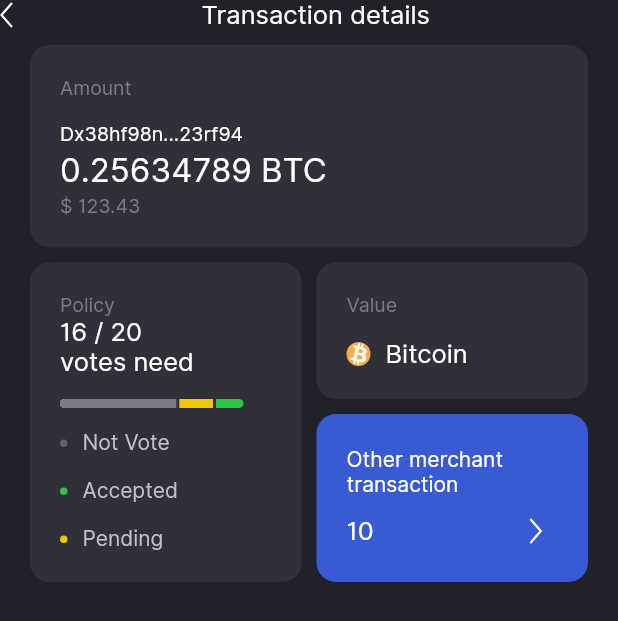
After one commit to CryptonStudio/cryptokeeper-mobile-app, a Flutter app: the screen it shows after launch, on a phone screen of 412 x 824 dp. The commit adds this screen. Shown: the top 621 px of the screen. Run offline on Flutter 3.47's test engine with Material 2 defaults, Android fonts, the phone set to English and light mode, and no system bars; our stand-ins replace flutter_svg.

Commit message:
transactions details page added

```diff
--- a/lib/UI/PIN_code_page/PIN_code_page.dart
+++ b/lib/UI/PIN_code_page/PIN_code_page.dart
@@ -12,7 +12,7 @@ class _PinCodePageState extends State<PinCodePage> {
   Widget build(BuildContext context) {
     return Scaffold(
       body: Column(
-        mainAxisAlignment: MainAxisAlignment.end ,
+        mainAxisAlignment: MainAxisAlignment.end,
         children: [
           SvgPicture.asset(
             "assets/svg/promo.svg",
@@ -21,9 +21,9 @@ class _PinCodePageState extends State<PinCodePage> {
             child: Column(
               children: [
                 Padding(
-                  padding: const EdgeInsets.only(top: 24,bottom: 24),
+                  padding: const EdgeInsets.only(top: 24, bottom: 24),
                   child: Text(
-                    "Enter PIN code",
+                    LangKeys.enter_pin_code,
                     style: TextStyle(
                       fontSize: 16,
                       color: Color(0xFF9D9DA6),
@@ -35,10 +35,8 @@ class _PinCodePageState extends State<PinCodePage> {
                   child: Row(
                     mainAxisAlignment: MainAxisAlignment.center,
                     children: [
-                      dot(),
-                      dot(),
-                      dot(),
-                      dot(),
+                      for (int i = 0; i < PIN_CODE_LENGTH; i++)
+                          dot(),
                     ],
                   ),
                 )
@@ -114,9 +112,23 @@ Widget dot() {
       width: 10,
       height: 10,
       decoration: BoxDecoration(
-          color: CustomColors.buttonBackGroundColor,
-          shape: BoxShape.circle,
-          border: Border.all(width: 1, color: Color(0xFF052B43))),
+        color: CustomColors.buttonBackGroundColor,
+        shape: BoxShape.circle,
+      ),
+    ),
+  );
+}
+
+Widget emptyDot() {
+  return Padding(
+    padding: const EdgeInsets.all(5.0),
+    child: Container(
+      width: 10,
+      height: 10,
+      decoration: BoxDecoration(
+        color: CustomColors.disabledButtonBackGroundColor,
+        shape: BoxShape.circle,
+      ),
     ),
   );
 }
--- a/lib/UI/accepted_page/accepted_page.dart
+++ b/lib/UI/accepted_page/accepted_page.dart
@@ -12,8 +12,7 @@ class _AcceptedPageState extends State<AcceptedPage> {
   Widget build(BuildContext context) {
     AcceptedResponse response = new AcceptedResponse(true, "21B1280F...E8AE6",
         "0.25634789 BTC", "1 week ago (Nov 26, 2020, 4:13 PM)");
-    return SingleChildScrollView(
-      child: Column(
+    return ListView(
       children: [
         AcceptedBox(
           response: response,
@@ -35,7 +34,6 @@ class _AcceptedPageState extends State<AcceptedPage> {
           response: response,
         )
       ],
-      ),
     );
   }
 }
--- a/lib/UI/all_page/all_page.dart
+++ b/lib/UI/all_page/all_page.dart
@@ -2,7 +2,6 @@ import 'package:ck_login/response_models/home_response.dart';
 import 'package:flutter/material.dart';
 
 import '../../constants.dart';
-
 
 class AllPage extends StatefulWidget {
   @override
@@ -10,10 +9,18 @@ class AllPage extends StatefulWidget {
 }
 
 class _AllPageState extends State<AllPage> {
+  // List<HomeResponse> responsesList = [
+  //   HomeResponse("RB3A5YQN45YHS45NY4S6UY", "0.25634789 BTC", "124.34"),
+  //   HomeResponse("RB3A5YQN45YHS45NY4S6UY", "0.25634789 BTC", "124.34"),
+  //   HomeResponse("RB3A5YQN45YHS45NY4S6UY", "0.25634789 BTC", "124.34"),
+  //   HomeResponse("RB3A5YQN45YHS45NY4S6UY", "0.25634789 BTC", "124.34"),
+  //   HomeResponse("RB3A5YQN45YHS45NY4S6UY", "0.25634789 BTC", "124.34"),
+  //   HomeResponse("RB3A5YQN45YHS45NY4S6UY", "0.25634789 BTC", "124.34")
+  // ];
+
   @override
   Widget build(BuildContext context) {
-    return SingleChildScrollView(
-      child: Column(
+    return ListView(
       children: [
         box(
           HomeResponse("RB3A5YQN45YHS45NY4S6UY", "0.25634789 BTC", "124.34"),
@@ -46,7 +53,6 @@ class _AllPageState extends State<AllPage> {
           HomeResponse("RB3A5YQN45YHS45NY4S6UY", "0.25634789 BTC", "124.34"),
         ),
       ],
-      ),
     );
   }
 
--- a/lib/UI/declined_page/declined_page.dart
+++ b/lib/UI/declined_page/declined_page.dart
@@ -12,8 +12,7 @@ class _DecLinedPageState extends State<DecLinedPage> {
   Widget build(BuildContext context) {
     AcceptedResponse response = new AcceptedResponse(false, "21B1280F...E8AE6",
         "0.25634789 BTC", "1 week ago (Nov 26, 2020, 4:13 PM)");
-    return SingleChildScrollView(
-      child: Column(
+    return ListView(
       children: [
         AcceptedBox(
           response: response,
@@ -35,7 +34,6 @@ class _DecLinedPageState extends State<DecLinedPage> {
           response: response,
         )
       ],
-      ),
     );
   }
 }
--- a/lib/UI/settings_page/settings_page.dart
+++ b/lib/UI/settings_page/settings_page.dart
@@ -64,7 +64,7 @@ class _SettingsPageState extends State<SettingsPage> {
                         alignment: Alignment.centerRight,
                         child: Padding(
                           padding: const EdgeInsets.only(right: 30),
-                          child: SvgPicture.asset("assets/svg/arrow.svg"),
+                          child: SvgPicture.asset("assets/svg/arrow_right.svg"),
                         ),
                       ),
                     ),
@@ -101,7 +101,7 @@ class _SettingsPageState extends State<SettingsPage> {
                         child: Padding(
                           padding: const EdgeInsets.only(right: 10),
                           child: SvgPicture.asset(
-                            "assets/svg/arrow.svg",
+                            "assets/svg/arrow_right.svg",
                             color: Color(0xFF3F3F4B),
                           ),
                         ),
@@ -177,7 +177,7 @@ class _SettingsPageState extends State<SettingsPage> {
                         child: Padding(
                           padding: const EdgeInsets.only(right: 10),
                           child: SvgPicture.asset(
-                            "assets/svg/arrow.svg",
+                            "assets/svg/arrow_right.svg",
                             color: Color(0xFF3F3F4B),
                           ),
                         ),
--- /dev/null
+++ b/lib/UI/transaction_details_page/transaction_details_page.dart
@@ -0,0 +1,322 @@
+import 'package:ck_login/constants.dart';
+import 'package:flutter/material.dart';
+import 'package:flutter_svg/flutter_svg.dart';
+
+class TransactionDetails extends StatelessWidget {
+  // final TransactionsDetailsResponse response;
+  //
+  // const TransactionDetails({Key key, this.response}) : super(key: key);
+
+  @override
+  Widget build(BuildContext context) {
+    var padding = const EdgeInsets.only(left: 20, right: 20, top: 10);
+    return Scaffold(
+      body: SingleChildScrollView(
+        child: Column(
+          children: [
+            Row(
+              mainAxisAlignment: MainAxisAlignment.start,
+              children: [
+                Align(
+                    alignment: Alignment.centerLeft,
+                    child: SvgPicture.asset("assets/svg/arrow_left.svg")),
+                Expanded(
+                  child: Align(
+                    alignment: Alignment.center,
+                    child: Text(
+                      "Transaction details",
+                      style: TextStyle(color: CustomColors.white, fontSize: 17),
+                    ),
+                  ),
+                ),
+              ],
+            ),
+            Padding(
+              padding: const EdgeInsets.symmetric(horizontal: 20, vertical: 10),
+              child: Container(
+                width: double.infinity,
+                decoration: BoxDecoration(
+                  color: Color(0xFF30303A),
+                  borderRadius: BorderRadius.circular(13),
+                ),
+                child: Padding(
+                  padding: const EdgeInsets.only(left: 20),
+                  child: Column(
+                    crossAxisAlignment: CrossAxisAlignment.start,
+                    children: [
+                      Padding(
+                        padding: const EdgeInsets.only(top: 20),
+                        child: Text(
+                          "Amount",
+                          style: TextStyle(
+                              color: CustomColors.disabledTextColor,
+                              fontSize: 13),
+                        ),
+                      ),
+                      Padding(
+                        padding: const EdgeInsets.only(top: 15),
+                        child: Text(
+                          "Dx38hf98n...23rf94",
+                          style: TextStyle(
+                              color: CustomColors.white, fontSize: 13),
+                        ),
+                      ),
+                      Padding(
+                        padding: const EdgeInsets.only(top: 3),
+                        child: Text(
+                          "0.25634789 BTC",
+                          style: TextStyle(
+                            fontSize: 22,
+                            color: CustomColors.white,
+                          ),
+                        ),
+                      ),
+                      Padding(
+                        padding: const EdgeInsets.only(bottom: 20, top: 3),
+                        child: Text(
+                          "\$ 123.43",
+                          style: TextStyle(
+                            fontSize: 13,
+                            color: CustomColors.disabledTextColor,
+                          ),
+                        ),
+                      ),
+                    ],
+                  ),
+                ),
+              ),
+            ),
+            Padding(
+              padding: const EdgeInsets.symmetric(horizontal: 20),
+              child: Row(
+                children: [
+                  Expanded(
+                    child: Container(
+                      decoration: BoxDecoration(
+                        color: Color(0xFF30303A),
+                        borderRadius: BorderRadius.circular(13),
+                      ),
+                      child: Padding(
+                        padding: const EdgeInsets.only(left: 20, top: 20),
+                        child: Column(
+                          crossAxisAlignment: CrossAxisAlignment.start,
+                          children: [
+                            Text(
+                              "Policy",
+                              style: TextStyle(
+                                fontSize: 13,
+                                color: CustomColors.disabledTextColor,
+                              ),
+                            ),
+                            Text(
+                              "16 / 20 \nvotes need",
+                              style: TextStyle(
+                                color: CustomColors.white,
+                                fontSize: 17,
+                              ),
+                            ),
+                            Padding(
+                              padding: const EdgeInsets.symmetric(vertical: 15),
+                              child: SvgPicture.asset("assets/svg/divider.svg"),
+                            ),
+                            Row(
+                              children: [
+                                Container(
+                                  width: 5,
+                                  height: 5,
+                                  decoration: BoxDecoration(
+                                    color: Color(0xFF62626D),
+                                    shape: BoxShape.circle,
+                                  ),
+                                ),
+                                Padding(
+                                  padding: const EdgeInsets.only(left: 10),
+                                  child: Text(
+                                    "Not Vote",
+                                    style: TextStyle(
+                                      color:
+                                          CustomColors.transactionsDetailsText,
+                                    ),
+                                  ),
+                                )
+                              ],
+                            ),
+                            Padding(
+                              padding: const EdgeInsets.only(top: 15),
+                              child: Row(
+                                children: [
+                                  Container(
+                                    width: 5,
+                                    height: 5,
+                                    decoration: BoxDecoration(
+                                      color: Color(0xFF28C642),
+                                      shape: BoxShape.circle,
+                                    ),
+                                  ),
+                                  Padding(
+                                    padding: const EdgeInsets.only(left: 10),
+                                    child: Text(
+                                      "Accepted",
+                                      style: TextStyle(
+                                        color: CustomColors
+                                            .transactionsDetailsText,
+                                      ),
+                                    ),
+                                  )
+                                ],
+                              ),
+                            ),
+                            Padding(
+                              padding:
+                                  const EdgeInsets.only(top: 15, bottom: 20),
+                              child: Row(
+                                children: [
+                                  Container(
+                                    width: 5,
+                                    height: 5,
+                                    decoration: BoxDecoration(
+                                      color: Color(0xFFEDC807),
+                                      shape: BoxShape.circle,
+                                    ),
+                                  ),
+                                  Padding(
+                                    padding: const EdgeInsets.only(left: 10),
+                                    child: Text(
+                                      "Pending",
+                                      style: TextStyle(
+                                        color: CustomColors
+                                            .transactionsDetailsText,
+                                      ),
+                                    ),
+                                  )
+                                ],
+                              ),
+                            ),
+                          ],
+                        ),
+                      ),
+                    ),
+                  ),
+                  SizedBox(
+                    width: 10,
+                  ),
+                  Expanded(
+                    child: Column(
+                      children: [
+                        Container(
+                          decoration: BoxDecoration(
+                            color: CustomColors.inputBackGroundColor,
+                            borderRadius: BorderRadius.circular(13),
+                          ),
+                          child: Padding(
+                            padding: const EdgeInsets.only(left: 20),
+                            child: Column(
+                              crossAxisAlignment: CrossAxisAlignment.start,
+                              children: [
+                                Padding(
+                                  padding: const EdgeInsets.only(
+                                      top: 20, bottom: 15),
+                                  child: Text(
+                                    "Value",
+                                    style: TextStyle(
+                                      color: Color(0xFF7C7C85),
+                                      fontSize: 13,
+                                    ),
+                                  ),
+                                ),
+                                Padding(
+                                  padding: const EdgeInsets.only(bottom: 20),
+                                  child: Row(
+                                    children: [
+                                      Container(
+                                        width: 16,
+                                        height: 16,
+                                        decoration: BoxDecoration(
+                                          color: Color(0xFFF9AA4B),
+                                          shape: BoxShape.circle,
+                                        ),
+                                        child: SvgPicture.asset(
+                                            "assets/svg/bitcoin.svg"),
+                                      ),
+                                      Padding(
+                                        padding:
+                                            const EdgeInsets.only(left: 10),
+                                        child: Text(
+                                          "Bitcoin",
+                                          style: TextStyle(
+                                            color: CustomColors.white,
+                                            fontSize: 17,
+                                          ),
+                                        ),
+                                      ),
+                                    ],
+                                  ),
+                                ),
+                              ],
+                            ),
+                          ),
+                        ),
+                        SizedBox(
+                          height: 10,
+                        ),
+                        Container(
+                          decoration: BoxDecoration(
+                            color: CustomColors.buttonBackGroundColor,
+                            borderRadius: BorderRadius.circular(13),
+                          ),
+                          child: Padding(
+                            padding: const EdgeInsets.only(
+                              top: 22,
+                              left: 20,
+                            ),
+                            child: Column(
+                              children: [
+                                Text(
+                                  "Other merchant transaction",
+                                  style: TextStyle(
+                                    color: CustomColors.white,
+                                    fontSize: 14,
+                                  ),
+                                ),
+                                Padding(
+                                  padding:
+                                      const EdgeInsets.only(top: 12, bottom: 24),
+                                  child: Row(
+                                    children: [
+                                      Text(
+                                        "10",
+                                        style: TextStyle(
+                                            color: CustomColors.white,
+                                            fontSize: 17),
+                                      ),
+                                      Expanded(
+                                        child: Align(
+                                          alignment: Alignment.topRight,
+                                          child: Padding(
+                                            padding: const EdgeInsets.only(
+                                              right: 30,
+                                            ),
+                                            child: SvgPicture.asset(
+                                                "assets/svg/arrow_right.svg"),
+                                          ),
+                                        ),
+                                      )
+                                    ],
+                                  ),
+                                )
+                              ],
+                            ),
+                          ),
+                        ),
+                      ],
+                    ),
+                  ),
+                ],
+              ),
+            ),
+          ],
+        ),
+      ),
+    );
+  }
+}
--- a/lib/main.dart
+++ b/lib/main.dart
@@ -1,3 +1,7 @@
+import 'package:ck_login/UI/PIN_code_page/PIN_code_page.dart';
+import 'package:ck_login/UI/home_page/home_page.dart';
+import 'package:ck_login/UI/login_page/login_page.dart';
+import 'package:ck_login/UI/transaction_details_page/transaction_details_page.dart';
 import 'package:ck_login/constants.dart';
 import 'package:flutter/material.dart';
 
@@ -46,6 +50,6 @@ class MyHomePage extends StatefulWidget {
 class _MyHomePageState extends State<MyHomePage> {
   @override
   Widget build(BuildContext context) {
-    return SettingsPage() ;
+    return TransactionDetails() ;
   }
 }
```
Also changed, not shown: lib/response_models/transaction_detail_response.dart (added, +13 -0 lines). Lines whose indentation alone changed are shown as unchanged.
